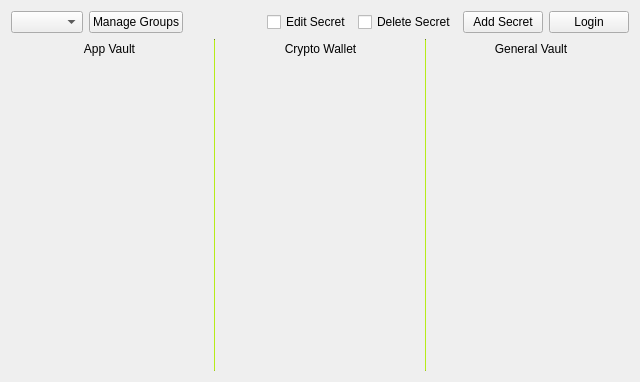
This is designs/xml/vault_tab.ui in daniel-deru/WorkMate-3.0 as Qt 5 draws it before an edit. The edited form follows.
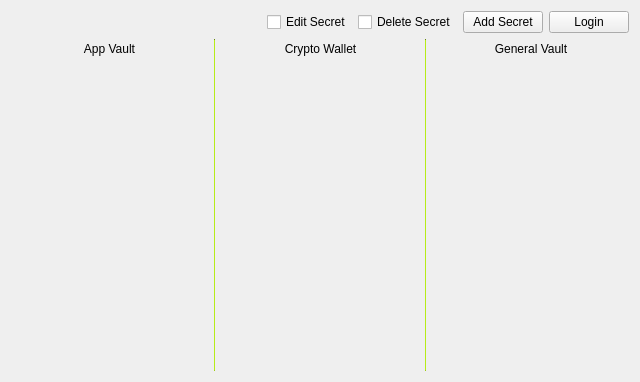
This is the edited form.

Commit message: added filter group widget

Patch:
```diff
--- a/designs/xml/vault_tab.ui
+++ b/designs/xml/vault_tab.ui
@@ -23,17 +23,7 @@
    <item>
     <layout class="QHBoxLayout" name="hbox_controls">
      <item>
-      <widget class="QComboBox" name="cmb_groups"/>
-     </item>
-     <item>
-      <widget class="QPushButton" name="btn_groups">
-       <property name="cursor">
-        <cursorShape>PointingHandCursor</cursorShape>
-       </property>
-       <property name="text">
-        <string>Manage Groups</string>
-       </property>
-      </widget>
+      <layout class="QHBoxLayout" name="hbox_filter_widget"/>
      </item>
      <item>
       <spacer name="horizontalSpacer">
```
The commit also changes 13 other files.
